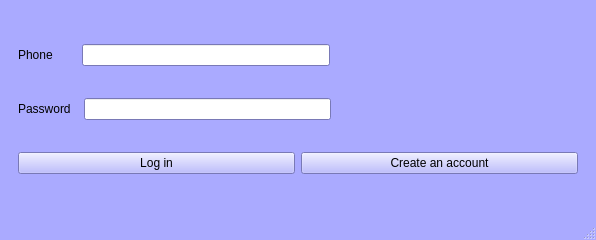
The window that Form.ui (elsobhano/python_AP_fina) describes before a commit, drawn with Qt 5.
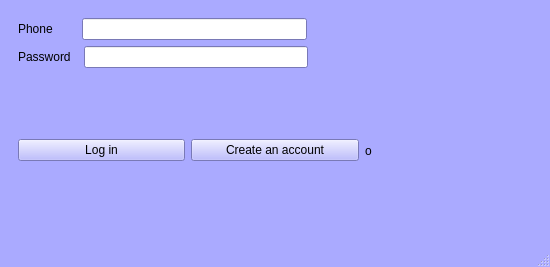
The same window after the commit.

The edit to the form file:
```diff
--- a/Form.ui
+++ b/Form.ui
@@ -6,12 +6,12 @@
    <rect>
     <x>0</x>
     <y>0</y>
-    <width>596</width>
-    <height>240</height>
+    <width>550</width>
+    <height>267</height>
    </rect>
   </property>
   <property name="sizePolicy">
-   <sizepolicy hsizetype="Fixed" vsizetype="Fixed">
+   <sizepolicy hsizetype="Expanding" vsizetype="Expanding">
     <horstretch>0</horstretch>
     <verstretch>0</verstretch>
    </sizepolicy>
@@ -744,6 +744,13 @@
             </property>
            </widget>
           </item>
+          <item>
+           <widget class="QLabel" name="LoadingLable">
+            <property name="text">
+             <string>o</string>
+            </property>
+           </widget>
+          </item>
          </layout>
         </item>
        </layout>
```
Left out of the diff: 5 changed lines with no effect on the pictures.
